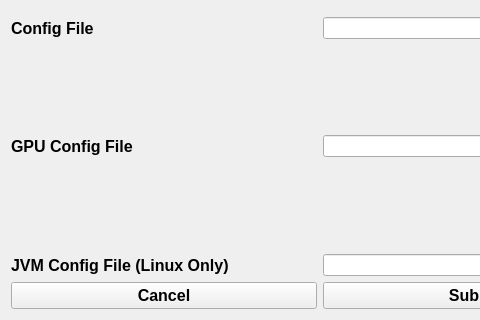
The window that src/configfilesettings.ui (abcucberkeley/PetaKit5D-GUI) describes before a commit, drawn with Qt 5; both pictures show x 0 to 480 and y 160 to 480 of the 640 by 480 pixel window.
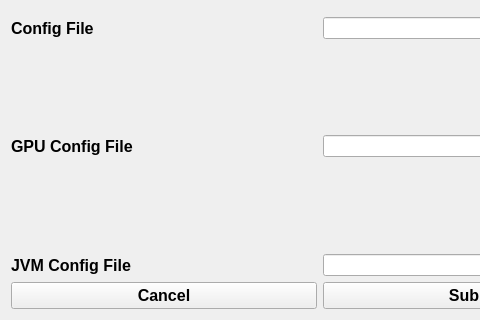
The same window after the commit.

Commit message: Added support for JVM config files on windows and mac

```diff
--- a/src/configfilesettings.ui
+++ b/src/configfilesettings.ui
@@ -168,7 +168,7 @@
           </font>
          </property>
          <property name="text">
-          <string>JVM Config File (Linux Only)</string>
+          <string>JVM Config File</string>
          </property>
         </widget>
        </item>
```
The commit also changes 3 other files.
